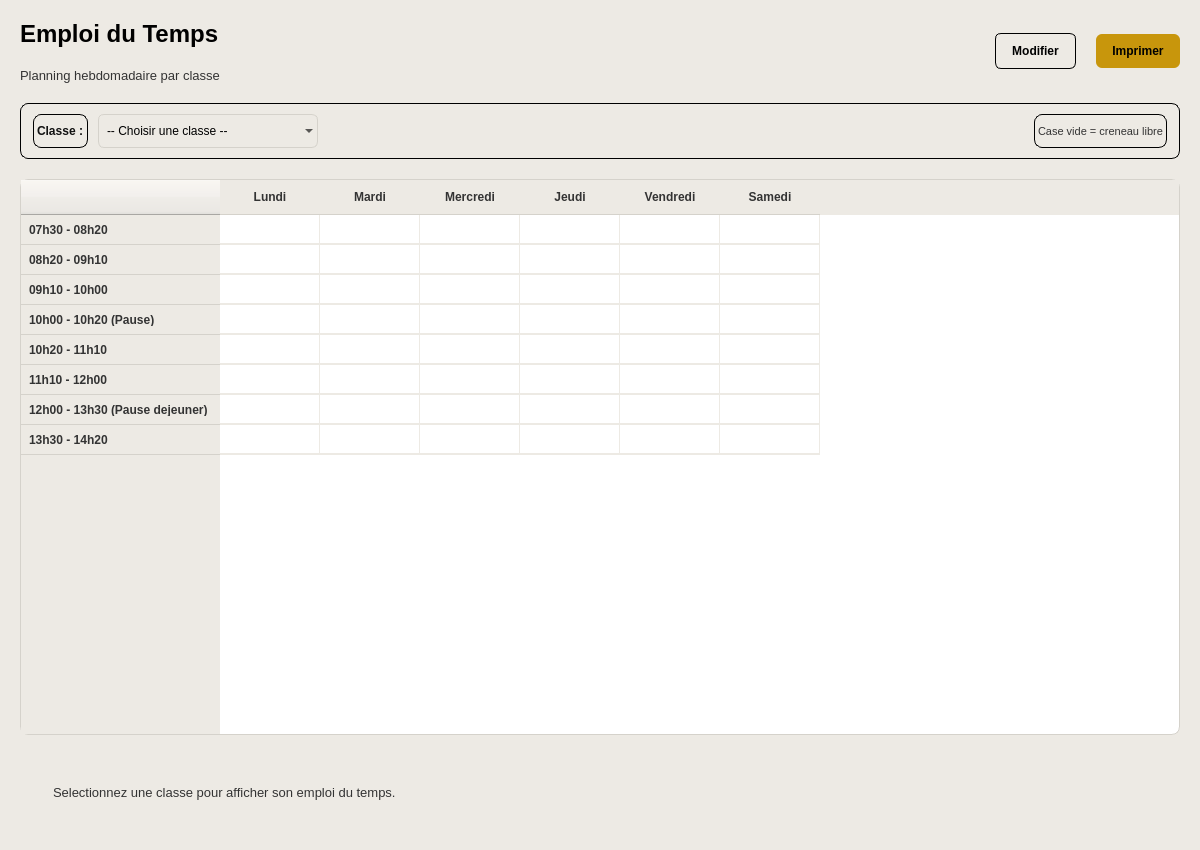
Above: ui/ui_files/planning/planning.ui from laudesmassamba1-ai/Logiciel-de-gestion-scolaire before the change. Below: the same form after it.
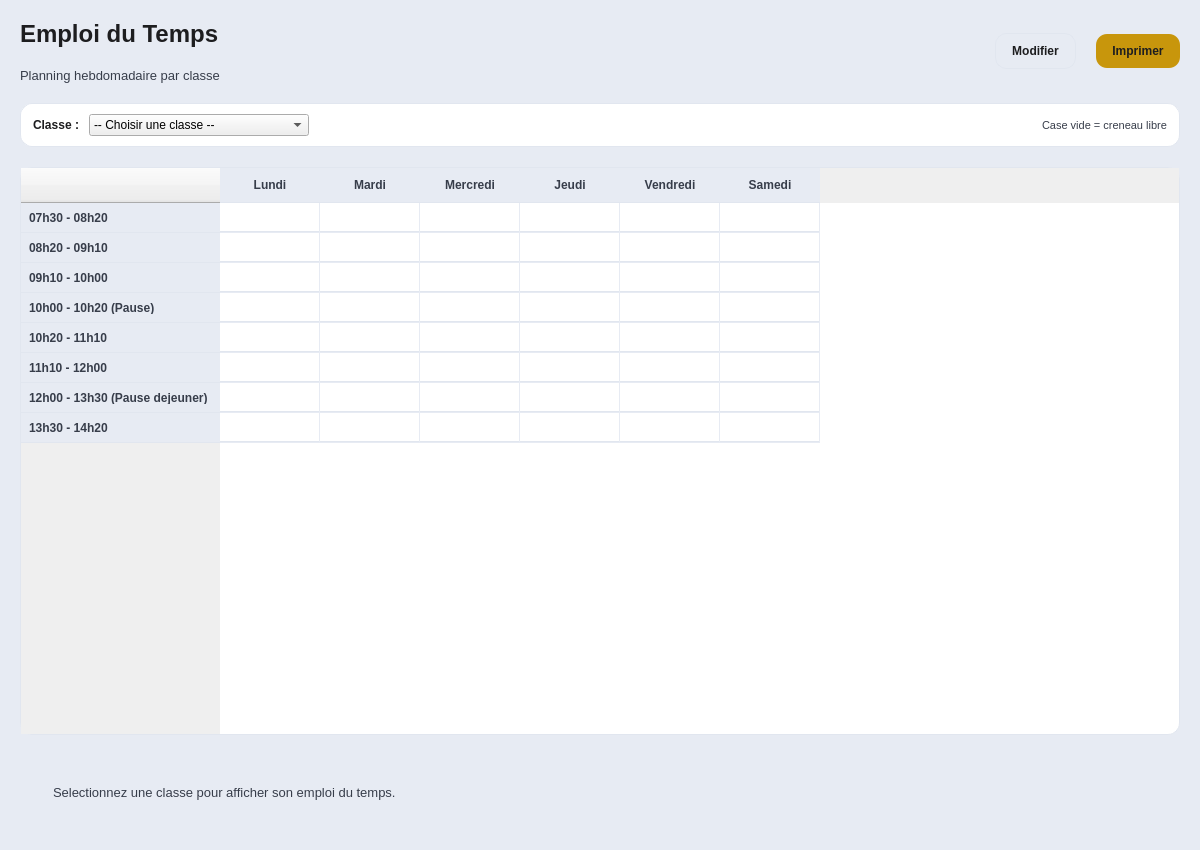
That is the form after the change.

Diff of the .ui file:
```diff
--- a/ui/ui_files/planning/planning.ui
+++ b/ui/ui_files/planning/planning.ui
@@ -13,9 +13,7 @@
   <property name="windowTitle">
    <string>Emploi du Temps</string>
   </property>
-  <property name="styleSheet">
-   <string>background-color: #EDEAE4; font-family: 'Segoe UI', sans-serif;</string>
-  </property>
+<property name="styleSheet"><string>QWidget#PagePlanning { background-color: #E7EBF3; font-family: 'Segoe UI', sans-serif; }</string></property>
   <layout class="QVBoxLayout" name="mainLayout">
    <property name="spacing">
     <number>20</number>
@@ -39,7 +37,7 @@
        <item>
         <widget class="QLabel" name="lbl_page_title">
          <property name="styleSheet">
-          <string>color: #000000; font-size: 24px; font-weight: bold;</string>
+          <string>color: #1D1D1F; font-size: 24px; font-weight: bold;</string>
          </property>
          <property name="text">
           <string>Emploi du Temps</string>
@@ -49,7 +47,7 @@
        <item>
         <widget class="QLabel" name="lbl_page_subtitle">
          <property name="styleSheet">
-          <string>color: #333333; font-size: 13px;</string>
+          <string>color: #373D4A; font-size: 13px;</string>
          </property>
          <property name="text">
           <string>Planning hebdomadaire par classe</string>
@@ -77,7 +75,7 @@
         <cursorShape>PointingHandCursor</cursorShape>
        </property>
        <property name="styleSheet">
-        <string>background-color: transparent; color: #000000; border: 1px solid #000000; border-radius: 6px; padding: 10px 16px; font-weight: bold;</string>
+        <string>background-color: transparent; color: #1D1D1F; border: 1px solid #E1E6EF; border-radius: 11px; padding: 10px 16px; font-weight: bold;</string>
        </property>
        <property name="text">
         <string>Modifier</string>
@@ -90,7 +88,7 @@
         <cursorShape>PointingHandCursor</cursorShape>
        </property>
        <property name="styleSheet">
-        <string>background-color: #C8960C; color: #000000; border: none; border-radius: 6px; padding: 10px 16px; font-weight: bold;</string>
+        <string>background-color: #C8960C; color: #1D1D1F; border: none; border-radius: 11px; padding: 10px 16px; font-weight: bold;</string>
        </property>
        <property name="text">
         <string>Imprimer</string>
@@ -101,9 +99,7 @@
    </item>
    <item>
     <widget class="QFrame" name="selectorBar">
-     <property name="styleSheet">
-      <string>background-color: transparent; color: #000000; border: 1px solid #000000; border-radius: 8px;</string>
-     </property>
+     <property name="styleSheet"><string>QFrame#selectorBar { background-color: #FFFFFF; color: #1D1D1F; border: 1px solid #E1E6EF; border-radius: 12px; }</string></property>
      <layout class="QHBoxLayout" name="selectorLayout">
       <property name="leftMargin">
        <number>12</number>
@@ -123,7 +119,7 @@
       <item>
        <widget class="QLabel" name="lbl_selector">
         <property name="styleSheet">
-         <string>color: #111111; font-weight: bold;</string>
+         <string>color: #1D1D1F; font-weight: bold;</string>
         </property>
         <property name="text">
          <string>Classe :</string>
@@ -138,9 +134,6 @@
           <height>0</height>
          </size>
         </property>
-        <property name="styleSheet">
-         <string>border: 1px solid #D5D2CB; border-radius: 6px; padding: 8px;</string>
-        </property>
         <item>
          <property name="text">
           <string>-- Choisir une classe --</string>
@@ -164,7 +157,7 @@
       <item>
        <widget class="QLabel" name="lbl_legend_libre">
         <property name="styleSheet">
-         <string>color: #333333; font-size: 11px;</string>
+         <string>color: #373D4A; font-size: 11px;</string>
         </property>
         <property name="text">
          <string>Case vide = creneau libre</string>
@@ -180,22 +173,22 @@
       <string>
        QTableWidget {
            background-color: #FFFFFF;
-           border: 1px solid #D5D2CB;
-           border-radius: 8px;
-           gridline-color: #EDEAE4;
+           border: 1px solid #E1E6EF;
+           border-radius: 12px;
+           gridline-color: #E7EBF3;
            font-size: 12px;
        }
        QHeaderView::section {
-           background-color: #EDEAE4;
-           color: #333333;
+           background-color: #E7EBF3;
+           color: #373D4A;
            font-weight: bold;
            padding: 8px;
            border: none;
-           border-bottom: 1px solid #D5D2CB;
+           border-bottom: 1px solid #E1E6EF;
        }
        QTableWidget::item {
            padding: 0px 8px;
-           border-bottom: 1px solid #EDEAE4;
+           border-bottom: 1px solid #E1E6EF;
        }
       </string>
      </property>
@@ -283,7 +276,7 @@
    <item>
     <widget class="QLabel" name="lbl_empty_state_planning">
      <property name="styleSheet">
-      <string>color: #333333; font-size: 13px; padding: 30px; qproperty-alignment: AlignCenter;</string>
+      <string>color: #373D4A; font-size: 13px; padding: 30px; qproperty-alignment: AlignCenter;</string>
      </property>
      <property name="text">
       <string>Selectionnez une classe pour afficher son emploi du temps.</string>
```
